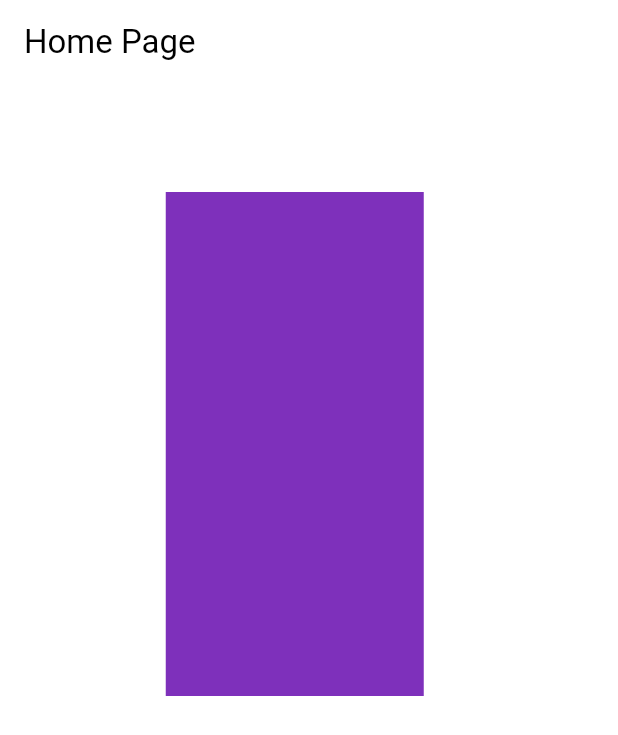
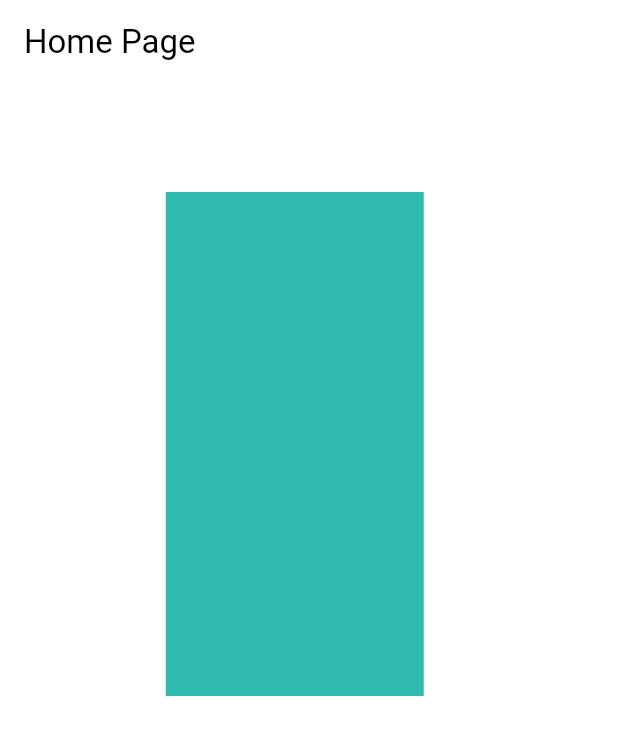
Before and after one commit to retinafunk/leela_app_2026, a Flutter app: the screen it shows after launch, on a phone screen of 412 x 824 dp. Shown: the top 735 px of the screen. Run offline on Flutter 3.47's test engine with Material 3 defaults, Android fonts, the phone set to English and light mode, and no system bars; our stand-ins replace shared_preferences; missing offline and left inert: nowa_runtime.

Commit message:
Updates home panel background color
Adjusts the background color of a home page panel to a new teal tone to better match the app's visual theme and improve contrast.

This is a cosmetic UI tweak intended to align branding and enhance readability.

```diff
--- a/lib/pages/leela_home.dart
+++ b/lib/pages/leela_home.dart
@@ -37,7 +37,7 @@ class LeelaHome extends StatelessWidget {
               width: 172.0,
               height: 336.0,
               child: Container(
-                decoration: const BoxDecoration(color: Color(0xff7e30bb)),
+                decoration: const BoxDecoration(color: Color(0xff30bbb1)),
               ),
             ),
             const Positioned(
```
